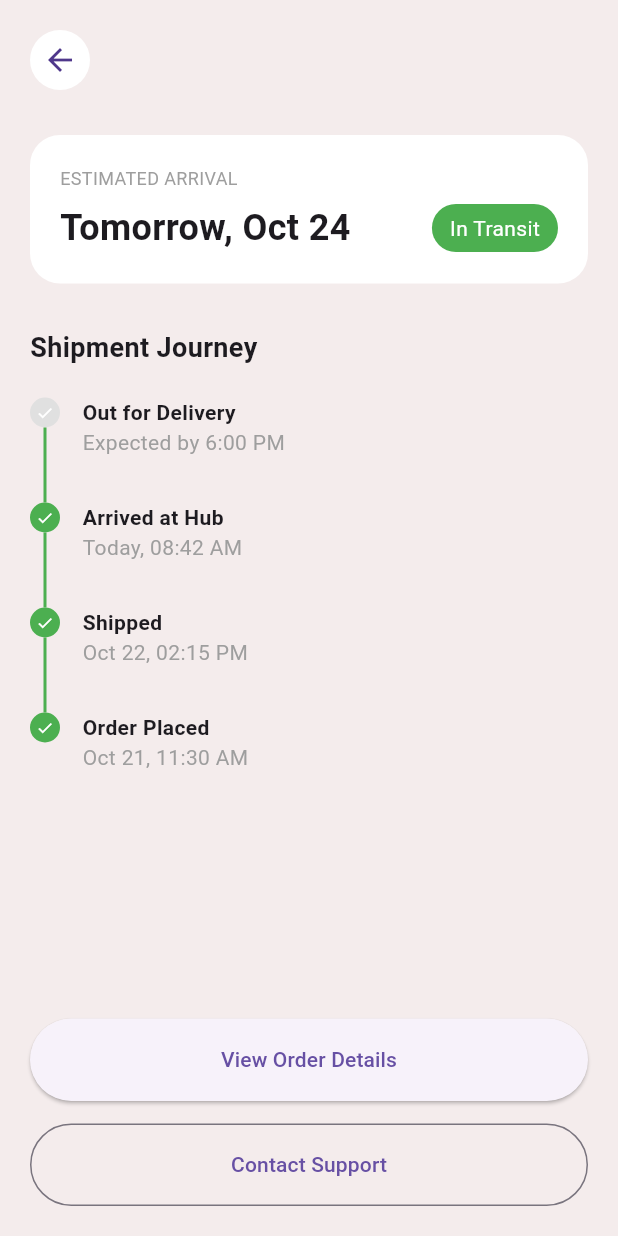
After one commit to saras583/mg_collection, a Flutter app: the OrderStatusScreen screen opened directly, on a phone screen of 412 x 824 dp. The commit adds this screen. Run offline on Flutter 3.47's test engine with Material 3 defaults, Android fonts, the phone set to English and light mode, and no system bars; our stand-ins replace hive, hive_flutter, image_picker; accounts and stored records are empty.

Commit message:
my local changes

```diff
--- /dev/null
+++ b/lib/screens/orderstatusScreen.dart
@@ -0,0 +1,214 @@
+import 'package:flutter/material.dart';
+import 'package:mgcollection_app/screens/orderdetailedscreen.dart';
+
+class OrderStatusScreen extends StatelessWidget {
+  const OrderStatusScreen({super.key});
+
+  @override
+  Widget build(BuildContext context) {
+    return Scaffold(
+      backgroundColor: Color(0xFFF4ECEC),
+      body: SafeArea(
+        child: Padding(
+          padding: EdgeInsets.all(20),
+          child: Column(
+            crossAxisAlignment: CrossAxisAlignment.start,
+            children: [
+
+              CircleAvatar(
+                backgroundColor: Colors.white,
+                child: IconButton(
+                  icon: Icon(Icons.arrow_back),
+                  onPressed: () => Navigator.pop(context),
+                ),
+              ),
+
+              SizedBox(height: 30),
+
+              Container(
+                padding: EdgeInsets.all(20),
+                decoration: BoxDecoration(
+                  color: Colors.white,
+                  borderRadius: BorderRadius.circular(20),
+                ),
+                child: Column(
+                  crossAxisAlignment:
+                      CrossAxisAlignment.start,
+                  children: [
+                    Text(
+                      "ESTIMATED ARRIVAL",
+                      style: TextStyle(
+                        fontSize: 12,
+                        color: Colors.grey,
+                      ),
+                    ),
+
+                    SizedBox(height: 8),
+
+                    Row(
+                      mainAxisAlignment:
+                          MainAxisAlignment.spaceBetween,
+                      children: [
+                        Text(
+                          "Tomorrow, Oct 24",
+                          style: TextStyle(
+                            fontSize: 24,
+                            fontWeight: FontWeight.bold,
+                          ),
+                        ),
+
+                        Container(
+                          padding: EdgeInsets.symmetric(
+                            horizontal: 12,
+                            vertical: 6,
+                          ),
+                          decoration: BoxDecoration(
+                            color: Colors.green,
+                            borderRadius:
+                                BorderRadius.circular(20),
+                          ),
+                          child: Text(
+                            "In Transit",
+                            style: TextStyle(
+                              color: Colors.white,
+                            ),
+                          ),
+                        ),
+                      ],
+                    ),
+                  ],
+                ),
+              ),
+
+              SizedBox(height: 30),
+
+              Text(
+                "Shipment Journey",
+                style: TextStyle(
+                  fontSize: 18,
+                  fontWeight: FontWeight.bold,
+                ),
+              ),
+
+              SizedBox(height: 20),
+
+              _timelineItem(
+                title: "Out for Delivery",
+                subtitle: "Expected by 6:00 PM",
+                active: false,
+              ),
+
+              _timelineItem(
+                title: "Arrived at Hub",
+                subtitle: "Today, 08:42 AM",
+                active: true,
+              ),
+
+              _timelineItem(
+                title: "Shipped",
+                subtitle: "Oct 22, 02:15 PM",
+                active: true,
+              ),
+
+              _timelineItem(
+                title: "Order Placed",
+                subtitle: "Oct 21, 11:30 AM",
+                active: true,
+                isLast: true,
+              ),
+
+              Spacer(),
+
+              ElevatedButton(
+                style: ElevatedButton.styleFrom(
+                  minimumSize: Size(double.infinity, 55),
+                  shape: RoundedRectangleBorder(
+                    borderRadius:
+                        BorderRadius.circular(30),
+                  ),
+                ),
+                onPressed: () {Navigator.push(
+  context,
+  MaterialPageRoute(
+    builder: (_) => OrderDetailsScreen(
+      order: order,
+    ),
+  ),
+);},
+                child: Text("View Order Details"),
+              ),
+
+              SizedBox(height: 15),
+
+              OutlinedButton(
+                style: OutlinedButton.styleFrom(
+                  minimumSize: Size(double.infinity, 55),
+                  shape: RoundedRectangleBorder(
+                    borderRadius:
+                        BorderRadius.circular(30),
+                  ),
+                ),
+                onPressed: () {},
+                child: Text("Contact Support"),
+              ),
+            ],
+          ),
+        ),
+      ),
+    );
+  }
+
+  Widget _timelineItem({
+    required String title,
+    required String subtitle,
+    required bool active,
+    bool isLast = false,
+  }) {
+    return Row(
+      crossAxisAlignment: CrossAxisAlignment.start,
+      children: [
+
+        Column(
+          children: [
+            CircleAvatar(
+              radius: 10,
+              backgroundColor:
+                  active ? Colors.green : Colors.grey.shade300,
+              child: Icon(
+                Icons.check,
+                size: 12,
+                color: Colors.white,
+              ),
+            ),
+
+            if (!isLast)
+              Container(
+                width: 2,
+                height: 50,
+                color: Colors.green,
+              ),
+          ],
+        ),
+
+        SizedBox(width: 15),
+
+        Column(
+          crossAxisAlignment:
+              CrossAxisAlignment.start,
+          children: [
+            Text(
+              title,
+              style: TextStyle(
+                fontWeight: FontWeight.bold,
+              ),
+            ),
+            Text(
+              subtitle,
+              style: TextStyle(color: Colors.grey),
+            ),
+          ],
+        ),
+      ],
+    );
+  }
+}
```
Also changed, not shown: lib/screens/orderbagscreen.dart (+16 -18 lines), lib/screens/orderdetailedscreen.dart (added, +90 -0 lines).
